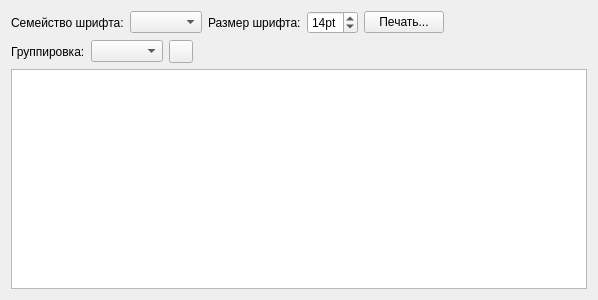
First picture: the form in src/therapeutist/examinationlistreport.ui, repository megakoko/m-system, before the edit.
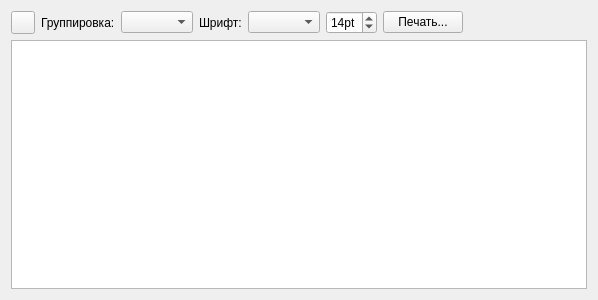
Second picture: the form after the edit.

Commit message: Упростил интерфейсы создания отчета по осмотрам и печати осмотра.

Diff of the .ui file:
```diff
--- a/src/therapeutist/examinationlistreport.ui
+++ b/src/therapeutist/examinationlistreport.ui
@@ -16,23 +16,36 @@
   <layout class="QVBoxLayout" name="verticalLayout">
    <item>
     <layout class="QHBoxLayout" name="horizontalLayout_2">
+     <item>
+      <widget class="QToolButton" name="m_choosePeriod">
+       <property name="toolTip">
+        <string>Выбрать период</string>
+       </property>
+       <property name="type" stdset="0">
+        <string>calendar</string>
+       </property>
+      </widget>
+     </item>
+     <item>
+      <widget class="QLabel" name="label">
+       <property name="text">
+        <string>Группировка:</string>
+       </property>
+      </widget>
+     </item>
+     <item>
+      <widget class="QComboBox" name="m_grouping"/>
+     </item>
      <item>
       <widget class="QLabel" name="label_2">
        <property name="text">
-        <string>Семейство шрифта:</string>
+        <string>Шрифт:</string>
        </property>
       </widget>
      </item>
      <item>
       <widget class="QComboBox" name="m_fontFamily"/>
      </item>
-     <item>
-      <widget class="QLabel" name="label_3">
-       <property name="text">
-        <string>Размер шрифта:</string>
-       </property>
-      </widget>
-     </item>
      <item>
       <widget class="QSpinBox" name="m_fontSize">
        <property name="suffix">
@@ -71,43 +84,6 @@
      </item>
     </layout>
    </item>
-   <item>
-    <layout class="QHBoxLayout" name="horizontalLayout">
-     <item>
-      <widget class="QLabel" name="label">
-       <property name="text">
-        <string>Группировка:</string>
-       </property>
-      </widget>
-     </item>
-     <item>
-      <widget class="QComboBox" name="m_grouping"/>
-     </item>
-     <item>
-      <widget class="QToolButton" name="m_choosePeriod">
-       <property name="toolTip">
-        <string>Выбрать период</string>
-       </property>
-       <property name="type" stdset="0">
-        <string>calendar</string>
-       </property>
-      </widget>
-     </item>
-     <item>
-      <spacer name="horizontalSpacer">
-       <property name="orientation">
-        <enum>Qt::Horizontal</enum>
-       </property>
-       <property name="sizeHint" stdset="0">
-        <size>
-         <width>40</width>
-         <height>20</height>
-        </size>
-       </property>
-      </spacer>
-     </item>
-    </layout>
-   </item>
    <item>
     <widget class="QTextBrowser" name="m_view"/>
    </item>
```
The commit also changes 3 other files.
